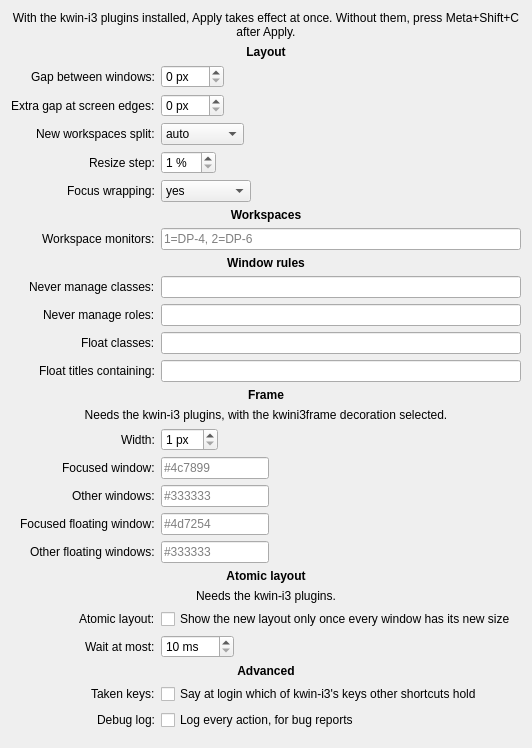
Above: package/contents/ui/config.ui from grandpaul2/kwin-i3 before the change. Below: the same form after it.
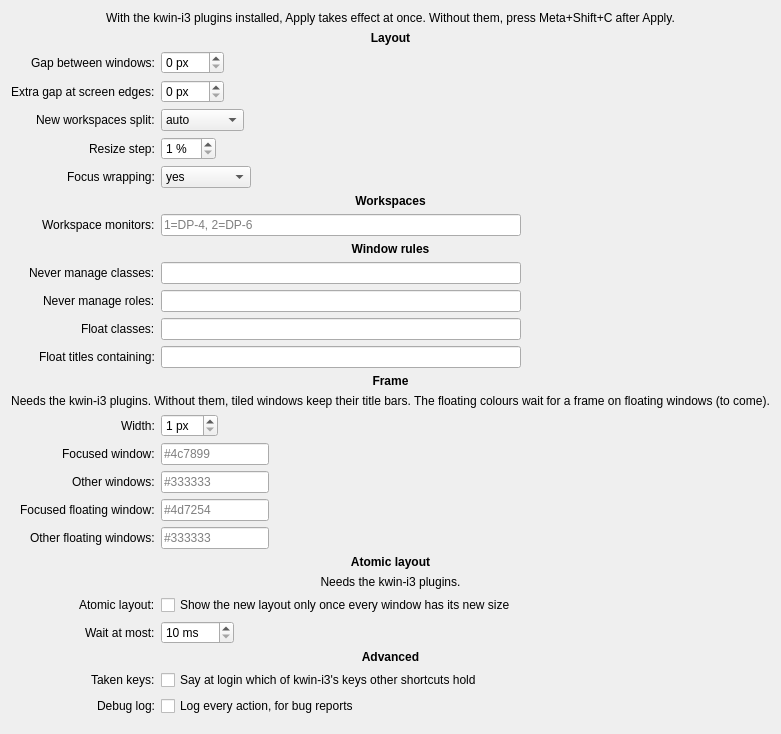
That is the form after the change.

Commit message: Window modes, pieces (i)+(ii): the frame drawn by the effect, tiled windows borderless

Patch:
```diff
--- a/package/contents/ui/config.ui
+++ b/package/contents/ui/config.ui
@@ -373,7 +373,7 @@
      <item row="14" column="0" colspan="2">
       <widget class="QLabel" name="frameNote">
        <property name="text">
-        <string>Needs the kwin-i3 plugins, with the kwini3frame decoration selected.</string>
+        <string>Needs the kwin-i3 plugins. Without them, tiled windows keep their title bars. The floating colours wait for a frame on floating windows (to come).</string>
        </property>
        <property name="alignment">
         <set>Qt::AlignHCenter</set>
```
The commit also changes 29 other files.
